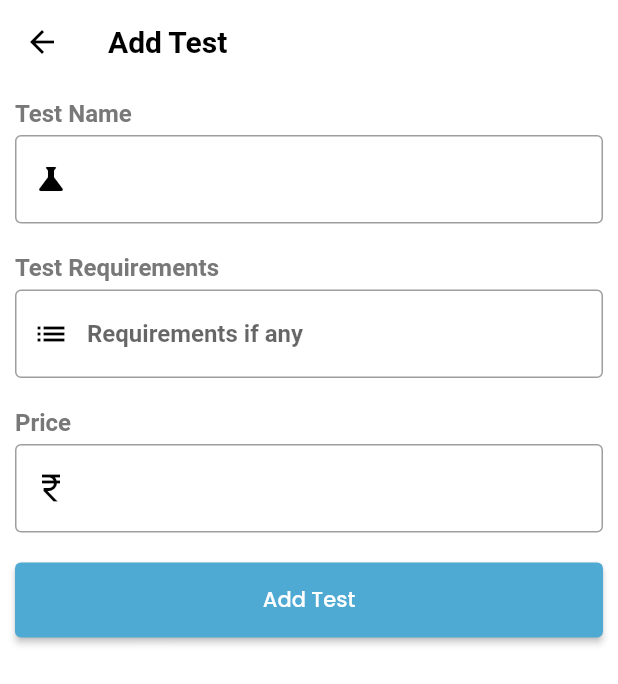
After one commit to Jewel1311/E-Lab-plus, a Flutter app: the Dashboard screen opened by its route, item 2 of the bottom bar chosen, after a tap on "Add Test", on a phone screen of 412 x 824 dp. The commit adds this screen. Shown: the top 684 px of the screen. Run offline on Flutter 3.47's test engine with Material 2 defaults, Android fonts, the phone set to English and light mode, and no system bars; our stand-ins replace email_validator, flutter_dotenv, flutter_spinkit, fluttertoast, google_fonts, supabase_flutter; accounts and stored records are empty.

Commit message:
add tests

```diff
--- a/lib/main.dart
+++ b/lib/main.dart
@@ -1,3 +1,4 @@
+import 'package:elabplus/pages/addtests.dart';
 import 'package:elabplus/pages/dashboard.dart';
 import 'package:elabplus/pages/home.dart';
 import 'package:elabplus/pages/login.dart';
@@ -29,6 +30,7 @@ class ElabPlus extends StatelessWidget {
         '/register' :(context) => const Register(),
         '/login' :(context) => const Login(),
         '/dashboard':(context) => const Dashboard(),
+        '/addtests' :(context) => const AddTests(),
       },
     );
   }
--- /dev/null
+++ b/lib/pages/addtests.dart
@@ -0,0 +1,185 @@
+import 'package:elabplus/style/colors.dart';
+import 'package:flutter/material.dart';
+import 'package:flutter_spinkit/flutter_spinkit.dart';
+import 'package:fluttertoast/fluttertoast.dart';
+import 'package:google_fonts/google_fonts.dart';
+import 'package:supabase_flutter/supabase_flutter.dart';
+
+class AddTests extends StatefulWidget {
+  const AddTests({super.key});
+
+  @override
+  State<AddTests> createState() => _AddTestsState();
+}
+
+class _AddTestsState extends State<AddTests> {
+
+  final supabase = Supabase.instance.client;
+  bool isLoading = false;
+
+  final TextEditingController testNameController = TextEditingController();
+  final TextEditingController requirementsController = TextEditingController();
+  final TextEditingController priceController = TextEditingController();
+
+  @override
+  void dispose() {
+    testNameController.dispose();
+    requirementsController.dispose();
+    priceController.dispose();
+    super.dispose();
+
+  }
+
+  @override
+  Widget build(BuildContext context) {
+
+    return Scaffold(
+       backgroundColor: Colors.white,
+        appBar: AppBar(
+          iconTheme: const IconThemeData(color: Colors.black),
+          elevation: 0,
+          backgroundColor: Colors.white,
+          title: Text("Add Test", style: TextStyle(fontWeight: FontWeight.bold, fontFamily: GoogleFonts.hammersmithOne().fontFamily, color: Colors.black),),
+        ),
+        body: Padding(
+          padding: const EdgeInsets.all(10.0),
+          child: isLoading?
+            const SpinKitFadingCircle(color:ElabColors.primaryColor ,)
+          :Column(
+            children: [
+              testName(),
+              const SizedBox(height: 20,),
+              testRequirements(),
+              const SizedBox(height: 20,),
+              testPrice(),
+              const SizedBox(height: 20,),
+              addButton()
+            ],
+          ),
+        ),
+      );
+
+
+  }
+
+
+
+  Column testName() {
+    return Column(
+              crossAxisAlignment: CrossAxisAlignment.start,
+              children: [
+                const Text('Test Name', style: TextStyle(fontWeight: FontWeight.bold,fontSize: 16, color: ElabColors.greyColor),),
+                const SizedBox(height: 5,),
+                TextField(decoration: const InputDecoration(border: OutlineInputBorder(), prefixIcon:
+                Icon(Icons.science, color: Colors.black,)),
+                style: const TextStyle(fontWeight: FontWeight.bold),
+                controller: testNameController,
+                )
+              ],
+            );
+  }
+
+  Column testRequirements() {
+    return   Column(
+              crossAxisAlignment: CrossAxisAlignment.start,
+              children: [
+                const Text('Test Requirements', style: TextStyle(fontWeight: FontWeight.bold,fontSize: 16, color: ElabColors.greyColor),),
+                const SizedBox(height: 5,),
+                TextField(
+                  maxLines: null,
+                  keyboardType: TextInputType.multiline,
+                  decoration:  const InputDecoration(border: OutlineInputBorder(),
+                  hintText: "Requirements if any", prefixIcon: Icon(Icons.list, color: Colors.black,)),
+                  style: const TextStyle(fontWeight: FontWeight.bold),
+                  controller: requirementsController,
+                  )
+              ],
+            );
+  }
+
+  Column testPrice() {
+    return  Column(
+              crossAxisAlignment: CrossAxisAlignment.start,
+              children: [
+                const Text('Price', style: TextStyle(fontWeight: FontWeight.bold,fontSize: 16, color: ElabColors.greyColor),),
+                const SizedBox(height: 5,),
+                TextField(decoration: const InputDecoration(border: OutlineInputBorder(),
+                prefixIcon: Icon(Icons.currency_rupee_sharp, color: Colors.black,),
+                ),
+                style: const TextStyle(fontWeight: FontWeight.bold),
+                controller: priceController,
+                )
+              ],
+            );
+  }
+
+  SizedBox addButton() {
+    return SizedBox(
+      width: double.infinity,
+      height: 50,
+      child: ElevatedButton(
+              style:const ButtonStyle(backgroundColor: MaterialStatePropertyAll(ElabColors.primaryColor)) ,
+              onPressed: () {
+                addTest();
+              },
+              child:
+               Text('Add Test',style: TextStyle(fontFamily: GoogleFonts.poppins().fontFamily,)
+               )
+              ),
+    );
+  }
+
+
+  Future addTest() async{
+    if ([testNameController.text, priceController.text].any((text) => text.isEmpty)) {
+
+        Fluttertoast.showToast(
+          msg: "All Fields are required",
+          toastLength: Toast.LENGTH_LONG,
+          gravity: ToastGravity.TOP,
+          timeInSecForIosWeb: 2,
+          backgroundColor: ElabColors.greyColor,
+          textColor: Colors.white,
+          fontSize: 16.0
+        );
+    }
+    else{
+      setState(() {
+        isLoading = true;
+      });
+      dynamic labId = await supabase.from('labs').select('id').match({'user_id': supabase.auth.currentUser!.id});
+      String requirements = 'None';
+      if (requirementsController.text != ''){
+        requirements = requirementsController.text;
+      }
+
+
+      final Map<String, dynamic> labData = {
+        'lab_id': labId[0]['id'],
+        'testname' : testNameController.text,
+        'requirements':requirements,
+        'price':int.parse(priceController.text)
+      };
+
+      await supabase.from('tests').upsert([labData]);
+
+      testNameController.text = '';
+      requirementsController.text = '';
+      priceController.text = '';
+
+      setState(() {
+        isLoading = false;
+      });
+
+      Fluttertoast.showToast(
+          msg: "Test Added Successfully",
+          toastLength: Toast.LENGTH_LONG,
+          gravity: ToastGravity.TOP,
+          timeInSecForIosWeb: 2,
+          backgroundColor: ElabColors.greyColor,
+          textColor: Colors.white,
+          fontSize: 16.0
+        );
+    }
+  }
+}
--- a/lib/pages/dashboard.dart
+++ b/lib/pages/dashboard.dart
@@ -1,4 +1,8 @@
+import 'package:elabplus/pages/profile.dart';
+import 'package:elabplus/pages/tests.dart';
+import 'package:elabplus/style/colors.dart';
 import 'package:flutter/material.dart';
+import 'package:google_fonts/google_fonts.dart';
 import 'package:supabase_flutter/supabase_flutter.dart';
 
 class Dashboard extends StatefulWidget {
@@ -9,17 +13,81 @@ class Dashboard extends StatefulWidget {
 }
 
 class _DashboardState extends State<Dashboard> {
+
+  final supabase = Supabase.instance.client;
+  dynamic labName;
+
+  int _selectedIndex = 0;
+
+  @override
+  void initState() {
+    super.initState();
+    getLabName();
+  }
+
   @override
   Widget build(BuildContext context) {
     return Scaffold(
-      body: Center(
-        child: ElevatedButton(onPressed: () async {
-            await Supabase.instance.client.auth.signOut();
-            // ignore: use_build_context_synchronously
-            Navigator.pushNamed(context, '/home');
-        },
-         child: const Text('sign out')),
+      backgroundColor: Colors.white,
+      appBar: AppBar(
+        elevation: 0,
+        backgroundColor: Colors.white,
+        title: labName == null?const Text(''): Text(labName,
+          style: TextStyle(fontFamily: GoogleFonts.hammersmithOne().fontFamily,color: Colors.black, fontWeight: FontWeight.bold, fontSize: 22),
+        ),
+      ),
+
+      body:  IndexedStack(
+        index: _selectedIndex,
+        children:const [
+          Center(child: Text('Bookings')),
+          Tests(),
+          Center(child: Text('Results')),
+          Profile(),
+        ],
+        ),
+      bottomNavigationBar: BottomNavigationBar(
+        type: BottomNavigationBarType.fixed,
+        items: const [
+          BottomNavigationBarItem(
+            icon: Icon(Icons.calendar_month_outlined),
+            label: 'Bookings',
+          ),
+          BottomNavigationBarItem(
+            icon: Icon(Icons.science),
+            label: 'Tests',
+          ),
+          BottomNavigationBarItem(
+            icon: Icon(Icons.mail_outline),
+            label: 'Results'
+          ),
+          BottomNavigationBarItem(
+            icon: Icon(Icons.person),
+            label: 'Profile',
+          ),
+        ],
+        currentIndex: _selectedIndex,
+        backgroundColor: ElabColors.greyColor2,
+        onTap: _onItemTapped,
+        iconSize: 25,
+        showUnselectedLabels: true,
+        selectedItemColor: ElabColors.primaryColor,
+        unselectedItemColor: ElabColors.secondaryColor,
+
       )
-      );
+    );
+  }
+
+  void _onItemTapped( int index) {
+    setState(() {
+    _selectedIndex = index;
+    });
+  }
+
+  Future getLabName() async {
+    dynamic lab = await supabase.from('labs').select('labname').match({'user_id': supabase.auth.currentUser!.id});
+    setState(() {
+      labName = lab[0]['labname'];
+    });
   }
 }
--- a/lib/pages/login.dart
+++ b/lib/pages/login.dart
@@ -37,7 +37,7 @@ class _LoginState extends State<Login> {
           toastLength: Toast.LENGTH_LONG,
           gravity: ToastGravity.TOP,
           timeInSecForIosWeb: 2,
-          backgroundColor: ElabColors.secondaryColor,
+          backgroundColor: ElabColors.greyColor,
           textColor: Colors.white,
           fontSize: 16.0,
         );
--- /dev/null
+++ b/lib/pages/profile.dart
@@ -0,0 +1,25 @@
+import 'package:flutter/material.dart';
+import 'package:supabase_flutter/supabase_flutter.dart';
+
+class Profile extends StatefulWidget {
+  const Profile({super.key});
+
+  @override
+  State<Profile> createState() => _ProfileState();
+}
+
+class _ProfileState extends State<Profile> {
+  @override
+  Widget build(BuildContext context) {
+    return Scaffold(
+      body : Center(
+        child: ElevatedButton(onPressed: () async {
+            await Supabase.instance.client.auth.signOut();
+            // ignore: use_build_context_synchronously
+            Navigator.pushNamed(context, '/home');
+        },
+         child: const Text('sign out')),
+      )
+    );
+  }
+}
--- a/lib/pages/register.dart
+++ b/lib/pages/register.dart
@@ -71,7 +71,7 @@ class _RegisterState extends State<Register> {
           toastLength: Toast.LENGTH_LONG,
           gravity: ToastGravity.TOP,
           timeInSecForIosWeb: 2,
-          backgroundColor: ElabColors.secondaryColor,
+          backgroundColor: ElabColors.greyColor,
           textColor: Colors.white,
           fontSize: 16.0
         );
@@ -147,7 +147,7 @@ class _RegisterState extends State<Register> {
           toastLength: Toast.LENGTH_LONG,
           gravity: ToastGravity.TOP,
           timeInSecForIosWeb: 2,
-          backgroundColor: ElabColors.secondaryColor,
+          backgroundColor: ElabColors.greyColor,
           textColor: Colors.white,
           fontSize: 16.0
         );
--- /dev/null
+++ b/lib/pages/tests.dart
@@ -0,0 +1,139 @@
+import 'package:elabplus/style/colors.dart';
+import 'package:flutter/material.dart';
+import 'package:flutter_spinkit/flutter_spinkit.dart';
+import 'package:google_fonts/google_fonts.dart';
+import 'package:supabase_flutter/supabase_flutter.dart';
+
+class Tests extends StatefulWidget {
+  const Tests({super.key});
+
+  @override
+  State<Tests> createState() => _TestsState();
+}
+
+class _TestsState extends State<Tests> {
+
+  final supabase = Supabase.instance.client;
+  dynamic tests;
+  bool isLoading = false;
+
+  @override
+  void initState() {
+    super.initState();
+    getTests();
+  }
+
+  @override
+  Widget build(BuildContext context) {
+    return Padding(
+      padding: const EdgeInsets.all(10.0),
+      child: Column(
+        children: [
+          addTest(),
+          isLoading? const SpinKitFadingCircle(color: ElabColors.primaryColor,): testList()
+        ],
+      ),
+    );
+  }
+
+
+  Padding addTest() {
+    return Padding(
+      padding: const EdgeInsets.fromLTRB(5,0,5,10),
+      child: Row(
+        mainAxisAlignment: MainAxisAlignment.spaceBetween,
+        children: [
+          isLoading ? const Text(''):Text('${tests.length} Tests', style: TextStyle(fontFamily: GoogleFonts.poppins().fontFamily,
+            fontSize: 16 , fontWeight: FontWeight.bold
+          )
+          ),
+          ElevatedButton(onPressed: () {
+              Navigator.pushNamed(context, '/addtests');
+          },
+          style: const ButtonStyle(backgroundColor: MaterialStatePropertyAll(ElabColors.primaryColor)),
+          child:
+              Text('Add Test', style: TextStyle(fontFamily: GoogleFonts.poppins().fontFamily,
+              fontWeight: FontWeight.bold),)
+          ),
+      ]
+      ),
+    );
+  }
+
+  Expanded testList() {
+    return Expanded(
+      child: RefreshIndicator(
+        onRefresh: getTests,
+        child:ListView.builder(
+        itemCount: tests.length,
+        itemBuilder: (context, index){
+          return Container(
+            margin: const EdgeInsets.fromLTRB(5,8,5,5),
+            decoration: BoxDecoration(
+                color: Colors.white,
+                borderRadius: const BorderRadius.all(Radius.circular(8)),
+                boxShadow: [
+                BoxShadow(
+                  color: Colors.grey.withOpacity(0.5),
+                  spreadRadius: 2,
+                  blurRadius: 4,
+                  offset: const Offset(0, 3), // changes position of shadow
+                ),
+              ],
+              ),
+              child: ListTile(
+                contentPadding: const EdgeInsets.symmetric(vertical: 10, horizontal: 10),
+                title: Column(
+                  crossAxisAlignment: CrossAxisAlignment.start,
+                  children: [
+                    Text(tests[index]['testname'], style:const TextStyle(
+                      fontWeight: FontWeight.bold, fontSize: 18
+                    ),
+                    ),
+                    const SizedBox(height: 10,),
+                    Row(
+                      children: [
+                        const Icon(Icons.currency_rupee_sharp, color: Colors.black,),
+                        Text(tests[index]['price'].toString(), style: const TextStyle(
+                          fontWeight: FontWeight.bold,color: Colors.green, fontSize: 18
+                        ),)
+                      ],
+                    ),
+                    const SizedBox(height: 10,),
+                    Text('Requirements', style: TextStyle(color: ElabColors.greyColor,fontFamily: GoogleFonts.poppins().fontFamily, fontWeight: FontWeight.bold),),
+                    const SizedBox(height: 10,),
+                    Text(tests[index]['requirements'],)
+                  ],
+                ),
+                 trailing: GestureDetector(
+                  onTap: () {
+                    deleteTest(tests[index]['id']);
+                  },
+                  child: const Text('remove', style: TextStyle(color: Colors.red),),
+                 )
+                )
+
+              );
+        }
+      )
+      )
+      );
+  }
+
+  Future deleteTest(id) async{
+    await supabase.from('tests').delete().match({'id':id});
+    getTests();
+  }
+
+  Future getTests() async {
+    setState(() {
+      isLoading = true;
+    });
+    dynamic labId = await supabase.from('labs').select('id').match({'user_id':supabase.auth.currentUser!.id});
+    tests = await supabase.from('tests').select().match({'lab_id':labId[0]['id']});
+    setState(() {
+      isLoading = false;
+    });
+  }
+
+}
```
